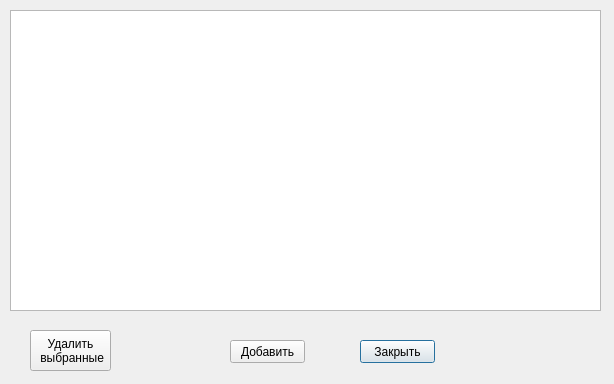
Before: the Qt Designer form ContactsDialog.ui in okostynchuk/Outcall, drawn with Qt 5.
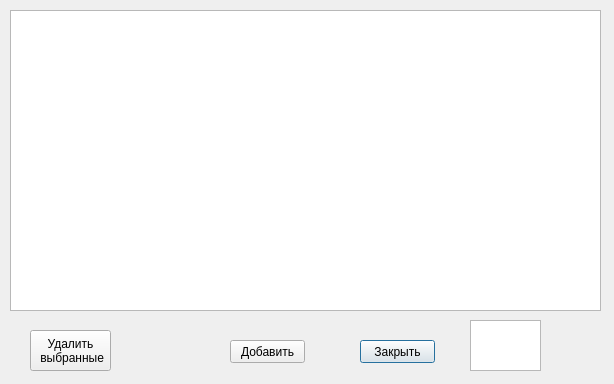
After: the same form once the commit is applied.

Commit message: Кнопка "Редактировать"

```diff
--- a/ContactsDialog.ui
+++ b/ContactsDialog.ui
@@ -72,6 +72,16 @@
  выбранные</string>
    </property>
   </widget>
+  <widget class="QTextEdit" name="textEdit">
+   <property name="geometry">
+    <rect>
+     <x>470</x>
+     <y>320</y>
+     <width>71</width>
+     <height>51</height>
+    </rect>
+   </property>
+  </widget>
  </widget>
  <resources/>
  <connections/>
```
The commit also changes 3 other files.
